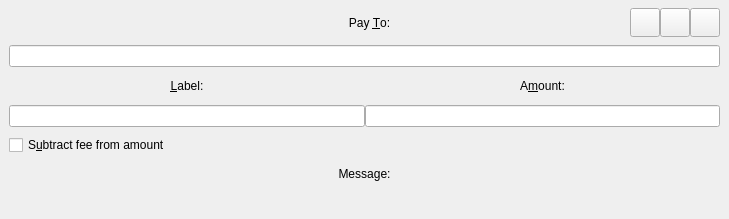
Above: src/qt/forms/sendcoinsentry.ui from PACCommunity/PAC before the change. Below: the same form after it.
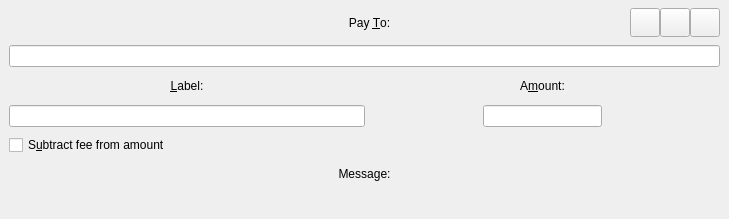
That is the form after the change. Custom widgets are drawn as their Qt base class.

Diff of the .ui file:
```diff
--- a/src/qt/forms/sendcoinsentry.ui
+++ b/src/qt/forms/sendcoinsentry.ui
@@ -225,11 +225,44 @@
        </widget>
       </item>
       <item>
+       <layout class="QHBoxLayout" name="horizontalLayout">
+        <item>
+         <spacer name="horizontalSpacer_2">
+          <property name="orientation">
+           <enum>Qt::Horizontal</enum>
+          </property>
+          <property name="sizeType">
+           <enum>QSizePolicy::Expanding</enum>
+          </property>
+          <property name="sizeHint" stdset="0">
+           <size>
+            <width>40</width>
+            <height>20</height>
+           </size>
+          </property>
+         </spacer>
+        </item>
+        <item>
        <widget class="BitcoinAmountField" name="payAmount">
         <property name="class" stdset="0">
          <string>LineEdit_PacCoins</string>
         </property>
        </widget>
+        </item>
+        <item>
+         <spacer name="horizontalSpacer_3">
+          <property name="orientation">
+           <enum>Qt::Horizontal</enum>
+          </property>
+          <property name="sizeHint" stdset="0">
+           <size>
+            <width>40</width>
+            <height>20</height>
+           </size>
+          </property>
+         </spacer>
+        </item>
+       </layout>
       </item>
      </layout>
     </item>
```
Lines whose indentation alone changed are shown as unchanged.
